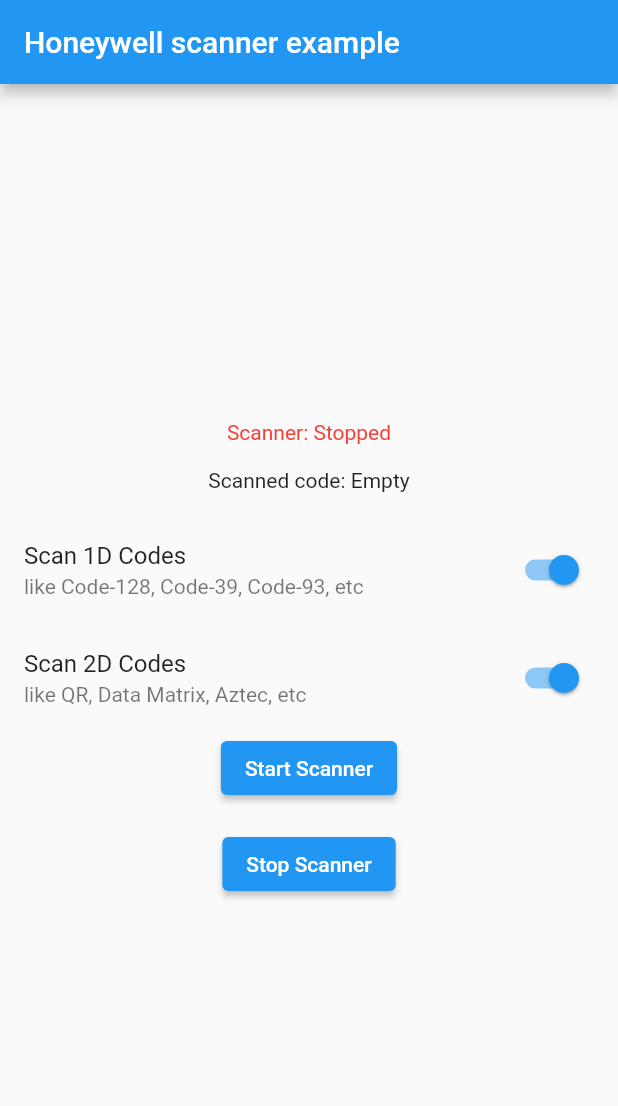
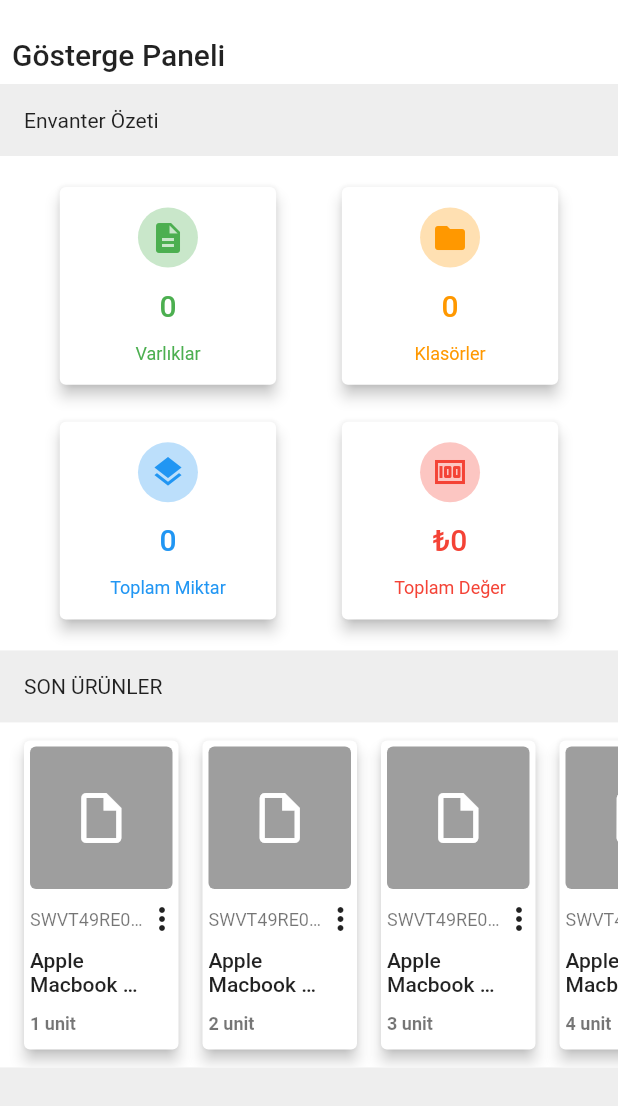
Before and after one commit to hasan-ciftci/honeywell-scanner, a Flutter app: the screen it shows after launch, on a phone screen of 412 x 824 dp. Shown: the top 1106 px of the screen. Run offline on Flutter 3.47's test engine with Material 2 defaults, Android fonts, the phone set to English and light mode, and no system bars; missing offline and left inert: honeywell_scanner.

Commit message:
Dashboard view added.

```diff
--- a/lib/main.dart
+++ b/lib/main.dart
@@ -1,166 +1,9 @@
+import 'package:envanter/presentation/view/dashboard_view.dart';
 import 'package:flutter/material.dart';
-import 'package:honeywell_scanner/honeywell_scanner.dart';
 
 void main() {
   WidgetsFlutterBinding.ensureInitialized();
-  runApp(MyApp());
+  runApp(MaterialApp(
+    home: DashBoardView(),
+  ));
 }
-
-class MyApp extends StatefulWidget {
-  @override
-  _MyAppState createState() => _MyAppState();
-}
-
-class _MyAppState extends State<MyApp>
-    with WidgetsBindingObserver
-    implements ScannerCallBack {
-  HoneywellScanner honeywellScanner = HoneywellScanner();
-  String scannedCode = 'Empty';
-  bool scannerEnabled = false;
-  bool scan1DFormats = true;
-  bool scan2DFormats = true;
-
-  @override
-  void initState() {
-    super.initState();
-    WidgetsBinding.instance.addObserver(this);
-    honeywellScanner.setScannerCallBack(this);
-    updateScanProperties();
-  }
-
-  updateScanProperties() {
-    List<CodeFormat> codeFormats = [];
-    if (scan1DFormats) codeFormats.addAll(CodeFormatUtils.ALL_1D_FORMATS);
-    if (scan2DFormats) codeFormats.addAll(CodeFormatUtils.ALL_2D_FORMATS);
-
-//    codeFormats.add(CodeFormat.AZTEC);
-//    codeFormats.add(CodeFormat.CODABAR);
-//    codeFormats.add(CodeFormat.CODE_39);
-//    codeFormats.add(CodeFormat.CODE_93);
-//    codeFormats.add(CodeFormat.CODE_128);
-//    codeFormats.add(CodeFormat.DATA_MATRIX);
-//    codeFormats.add(CodeFormat.EAN_8);
-//    codeFormats.add(CodeFormat.EAN_13);
-////    codeFormats.add(CodeFormat.ITF);
-//    codeFormats.add(CodeFormat.MAXICODE);
-//    codeFormats.add(CodeFormat.PDF_417);
-//    codeFormats.add(CodeFormat.QR_CODE);
-//    codeFormats.add(CodeFormat.RSS_14);
-//    codeFormats.add(CodeFormat.RSS_EXPANDED);
-//    codeFormats.add(CodeFormat.UPC_A);
-//    codeFormats.add(CodeFormat.UPC_E);
-////    codeFormats.add(CodeFormat.UPC_EAN_EXTENSION);
-
-    honeywellScanner
-        .setProperties(CodeFormatUtils.getAsPropertiesComplement(codeFormats));
-  }
-
-  @override
-  void onDecoded(String result) {
-    setState(() {
-      scannedCode = result;
-    });
-  }
-
-  @override
-  void onError(Exception error) {
-    setState(() {
-      scannedCode = error.toString();
-    });
-  }
-
-  @override
-  Widget build(BuildContext context) {
-    return MaterialApp(
-      home: Scaffold(
-        appBar: AppBar(
-          title: const Text('Honeywell scanner example'),
-        ),
-        body: Column(
-          mainAxisAlignment: MainAxisAlignment.center,
-          children: <Widget>[
-            Text(
-              'Scanner: ${scannerEnabled ? "Started" : "Stopped"}',
-              style:
-                  TextStyle(color: scannerEnabled ? Colors.blue : Colors.red),
-            ),
-            Divider(
-              color: Colors.transparent,
-            ),
-            Text('Scanned code: $scannedCode'),
-            Divider(
-              color: Colors.transparent,
-            ),
-            SwitchListTile(
-              title: Text("Scan 1D Codes"),
-              subtitle: Text("like Code-128, Code-39, Code-93, etc"),
-              value: scan1DFormats,
-              onChanged: (value) {
-                scan1DFormats = value;
-                updateScanProperties();
-                setState(() {});
-              },
-            ),
-            SwitchListTile(
-              title: Text("Scan 2D Codes"),
-              subtitle: Text("like QR, Data Matrix, Aztec, etc"),
-              value: scan2DFormats,
-              onChanged: (value) {
-                scan2DFormats = value;
-                updateScanProperties();
-                setState(() {});
-              },
-            ),
-            ElevatedButton(
-              child: Text("Start Scanner"),
-              onPressed: () {
-                honeywellScanner.startScanner();
-                scannerEnabled = true;
-                setState(() {});
-              },
-            ),
-            Divider(
-              color: Colors.transparent,
-            ),
-            ElevatedButton(
-              child: Text("Stop Scanner"),
-              onPressed: () {
-                honeywellScanner.stopScanner();
-                scannerEnabled = false;
-                setState(() {});
-              },
-            ),
-          ],
-        ),
-      ),
-    );
-  }
-
-  @override
-  void didChangeAppLifecycleState(AppLifecycleState state) {
-    super.didChangeAppLifecycleState(state);
-    switch (state) {
-      case AppLifecycleState.resumed:
-        honeywellScanner.resumeScanner();
-        break;
-      case AppLifecycleState.inactive:
-        honeywellScanner.pauseScanner();
-        break;
-      case AppLifecycleState
-          .paused: //AppLifecycleState.paused is used as stopped state because deactivate() works more as a pause for lifecycle
-        honeywellScanner.pauseScanner();
-        break;
-      case AppLifecycleState.detached:
-        honeywellScanner.pauseScanner();
-        break;
-      default:
-        break;
-    }
-  }
-
-  @override
-  void dispose() {
-    honeywellScanner.stopScanner();
-    super.dispose();
-  }
-}
--- /dev/null
+++ b/lib/presentation/view/dashboard_view.dart
@@ -0,0 +1,168 @@
+import 'package:envanter/presentation/widgets/dashboard_card.dart';
+import 'package:envanter/presentation/widgets/recent_item_card.dart';
+import 'package:flutter/material.dart';
+
+class DashBoardView extends StatefulWidget {
+  @override
+  _DashBoardViewState createState() => _DashBoardViewState();
+}
+
+class _DashBoardViewState extends State<DashBoardView> {
+  bool isStockEmpty = false;
+  @override
+  Widget build(BuildContext context) {
+    Size size = MediaQuery.of(context).size;
+    return Scaffold(
+      backgroundColor: Colors.grey[200],
+      body: CustomScrollView(
+        physics: BouncingScrollPhysics(),
+        slivers: [
+          buildSliverAppBar(
+            context: context,
+            text: 'Gösterge Paneli',
+          ),
+          SliverList(
+            delegate: SliverChildListDelegate(
+              [
+                buildInventorySummaryDeckTopic(text: 'Envanter Özeti'),
+                buildInventorySummaryDeck(size),
+                buildRecentItemsDeckTopic(text: 'SON ÜRÜNLER'),
+                buildRecentItemsDeck(size),
+              ],
+            ),
+          ),
+        ],
+      ),
+    );
+  }
+
+  SliverAppBar buildSliverAppBar(
+      {@required BuildContext context, @required String text}) {
+    return SliverAppBar(
+      collapsedHeight: 56,
+      backgroundColor: Colors.white,
+      floating: false,
+      stretch: true,
+      flexibleSpace: FlexibleSpaceBar(
+        titlePadding: EdgeInsets.all(8.0),
+        title: Text(
+          text,
+          style: Theme.of(context).textTheme.headline6,
+        ),
+      ),
+    );
+  }
+
+  Padding buildInventorySummaryDeckTopic({@required String text}) {
+    return Padding(
+      padding: const EdgeInsets.all(16.0),
+      child: Text(
+        text,
+        textAlign: TextAlign.start,
+      ),
+    );
+  }
+
+  Container buildInventorySummaryDeck(Size size) {
+    return Container(
+        color: Colors.white,
+        height: size.height * .4,
+        width: size.width,
+        child: Column(
+          mainAxisAlignment: MainAxisAlignment.spaceEvenly,
+          children: [
+            Row(
+              mainAxisAlignment: MainAxisAlignment.spaceEvenly,
+              children: [
+                DashboardCard(
+                  size: size,
+                  color: Colors.green,
+                  icon: Icons.description,
+                  quantity: '0',
+                  caption: 'Varlıklar',
+                ),
+                DashboardCard(
+                  size: size,
+                  color: Colors.orange,
+                  icon: Icons.folder,
+                  quantity: '0',
+                  caption: 'Klasörler',
+                ),
+              ],
+            ),
+            Row(
+              mainAxisAlignment: MainAxisAlignment.spaceEvenly,
+              children: [
+                DashboardCard(
+                  size: size,
+                  color: Colors.blue,
+                  icon: Icons.layers,
+                  quantity: '0',
+                  caption: 'Toplam Miktar',
+                ),
+                DashboardCard(
+                  size: size,
+                  color: Colors.red,
+                  icon: Icons.money,
+                  quantity: '₺0',
+                  caption: 'Toplam Değer',
+                ),
+              ],
+            ),
+          ],
+        ));
+  }
+
+  Padding buildRecentItemsDeckTopic({@required String text}) {
+    return Padding(
+      padding: const EdgeInsets.all(16.0),
+      child: Text(
+        text,
+        textAlign: TextAlign.start,
+      ),
+    );
+  }
+
+  Container buildRecentItemsDeck(Size size) {
+    return Container(
+      color: Colors.white,
+      child: Align(
+          alignment: Alignment.centerLeft,
+          child: isStockEmpty
+              ? buildRecentItemsEmptyText()
+              : buildRecentItems(size)),
+    );
+  }
+
+  SingleChildScrollView buildRecentItems(Size size) {
+    return SingleChildScrollView(
+      scrollDirection: Axis.horizontal,
+      child: Padding(
+        padding: EdgeInsets.all(8.0),
+        child: Row(
+          children: List.generate(
+            5,
+            (index) => Padding(
+                padding: EdgeInsets.symmetric(horizontal: 4.0),
+                child: RecentItemCard(
+                  itemId: 'SWVT49RE033',
+                  itemName: 'Apple Macbook Air 128 gb',
+                  quantity: (index + 1).toString(),
+                  size: size,
+                )),
+          ),
+        ),
+      ),
+    );
+  }
+
+  Padding buildRecentItemsEmptyText() {
+    return Padding(
+      padding: const EdgeInsets.all(16.0),
+      child: Text(
+        "ÜRÜN YOK",
+        textAlign: TextAlign.start,
+      ),
+    );
+  }
+}
--- /dev/null
+++ b/lib/presentation/view/scan_view.dart
@@ -0,0 +1,162 @@
+import 'package:flutter/material.dart';
+import 'package:honeywell_scanner/honeywell_scanner.dart';
+import 'package:honeywell_scanner/scanner_callback.dart';
+
+class ScanView extends StatefulWidget {
+  @override
+  _ScanViewState createState() => _ScanViewState();
+}
+
+class _ScanViewState extends State<ScanView>
+    with WidgetsBindingObserver
+    implements ScannerCallBack {
+  HoneywellScanner honeywellScanner = HoneywellScanner();
+  String scannedCode = 'Empty';
+  bool scannerEnabled = false;
+  bool scan1DFormats = true;
+  bool scan2DFormats = true;
+
+  @override
+  void initState() {
+    super.initState();
+    WidgetsBinding.instance.addObserver(this);
+    honeywellScanner.setScannerCallBack(this);
+    updateScanProperties();
+  }
+
+  updateScanProperties() {
+    List<CodeFormat> codeFormats = [];
+    if (scan1DFormats) codeFormats.addAll(CodeFormatUtils.ALL_1D_FORMATS);
+    if (scan2DFormats) codeFormats.addAll(CodeFormatUtils.ALL_2D_FORMATS);
+
+//    codeFormats.add(CodeFormat.AZTEC);
+//    codeFormats.add(CodeFormat.CODABAR);
+//    codeFormats.add(CodeFormat.CODE_39);
+//    codeFormats.add(CodeFormat.CODE_93);
+//    codeFormats.add(CodeFormat.CODE_128);
+//    codeFormats.add(CodeFormat.DATA_MATRIX);
+//    codeFormats.add(CodeFormat.EAN_8);
+//    codeFormats.add(CodeFormat.EAN_13);
+////    codeFormats.add(CodeFormat.ITF);
+//    codeFormats.add(CodeFormat.MAXICODE);
+//    codeFormats.add(CodeFormat.PDF_417);
+//    codeFormats.add(CodeFormat.QR_CODE);
+//    codeFormats.add(CodeFormat.RSS_14);
+//    codeFormats.add(CodeFormat.RSS_EXPANDED);
+//    codeFormats.add(CodeFormat.UPC_A);
+//    codeFormats.add(CodeFormat.UPC_E);
+////    codeFormats.add(CodeFormat.UPC_EAN_EXTENSION);
+
+    honeywellScanner
+        .setProperties(CodeFormatUtils.getAsPropertiesComplement(codeFormats));
+  }
+
+  @override
+  void onDecoded(String result) {
+    setState(() {
+      scannedCode = result;
+    });
+  }
+
+  @override
+  void onError(Exception error) {
+    setState(() {
+      scannedCode = error.toString();
+    });
+  }
+
+  @override
+  Widget build(BuildContext context) {
+    return MaterialApp(
+      home: Scaffold(
+        appBar: AppBar(
+          title: const Text('Honeywell scanner example'),
+        ),
+        body: Column(
+          mainAxisAlignment: MainAxisAlignment.center,
+          children: <Widget>[
+            Text(
+              'Scanner: ${scannerEnabled ? "Started" : "Stopped"}',
+              style:
+                  TextStyle(color: scannerEnabled ? Colors.blue : Colors.red),
+            ),
+            Divider(
+              color: Colors.transparent,
+            ),
+            Text('Scanned code: $scannedCode'),
+            Divider(
+              color: Colors.transparent,
+            ),
+            SwitchListTile(
+              title: Text("Scan 1D Codes"),
+              subtitle: Text("like Code-128, Code-39, Code-93, etc"),
+              value: scan1DFormats,
+              onChanged: (value) {
+                scan1DFormats = value;
+                updateScanProperties();
+                setState(() {});
+              },
+            ),
+            SwitchListTile(
+              title: Text("Scan 2D Codes"),
+              subtitle: Text("like QR, Data Matrix, Aztec, etc"),
+              value: scan2DFormats,
+              onChanged: (value) {
+                scan2DFormats = value;
+                updateScanProperties();
+                setState(() {});
+              },
+            ),
+            ElevatedButton(
+              child: Text("Start Scanner"),
+              onPressed: () {
+                honeywellScanner.startScanner();
+                scannerEnabled = true;
+                setState(() {});
+              },
+            ),
+            Divider(
+              color: Colors.transparent,
+            ),
+            ElevatedButton(
+              child: Text("Stop Scanner"),
+              onPressed: () {
+                honeywellScanner.stopScanner();
+                scannerEnabled = false;
+                setState(() {});
+              },
+            ),
+          ],
+        ),
+      ),
+    );
+  }
+
+  @override
+  void didChangeAppLifecycleState(AppLifecycleState state) {
+    super.didChangeAppLifecycleState(state);
+    switch (state) {
+      case AppLifecycleState.resumed:
+        honeywellScanner.resumeScanner();
+        break;
+      case AppLifecycleState.inactive:
+        honeywellScanner.pauseScanner();
+        break;
+      case AppLifecycleState
+          .paused: //AppLifecycleState.paused is used as stopped state because deactivate() works more as a pause for lifecycle
+        honeywellScanner.pauseScanner();
+        break;
+      case AppLifecycleState.detached:
+        honeywellScanner.pauseScanner();
+        break;
+      default:
+        break;
+    }
+  }
+
+  @override
+  void dispose() {
+    honeywellScanner.stopScanner();
+    super.dispose();
+  }
+}
--- /dev/null
+++ b/lib/presentation/widgets/dashboard_card.dart
@@ -0,0 +1,58 @@
+import 'package:flutter/material.dart';
+
+class DashboardCard extends StatelessWidget {
+  const DashboardCard({
+    Key key,
+    @required this.size,
+    @required this.icon,
+    @required this.color,
+    @required this.caption,
+    @required this.quantity,
+  }) : super(key: key);
+
+  final Size size;
+  final IconData icon;
+  final Color color;
+  final String caption;
+  final String quantity;
+
+  @override
+  Widget build(BuildContext context) {
+    return Card(
+      child: Container(
+        height: size.height * .16,
+        width: size.width * .35,
+        child: Column(
+          mainAxisAlignment: MainAxisAlignment.spaceEvenly,
+          children: [
+            Flexible(
+                child: CircleAvatar(
+              backgroundColor: color.withOpacity(.3),
+              child: Icon(
+                icon,
+                color: color,
+              ),
+            )),
+            Flexible(
+              child: Text(
+                quantity,
+                style: Theme.of(context)
+                    .textTheme
+                    .headline6
+                    .copyWith(color: color),
+              ),
+            ),
+            Flexible(
+              child: Text(
+                caption,
+                style:
+                    Theme.of(context).textTheme.caption.copyWith(color: color),
+              ),
+            ),
+          ],
+        ),
+      ),
+      elevation: 4,
+    );
+  }
+}
--- /dev/null
+++ b/lib/presentation/widgets/recent_item_card.dart
@@ -0,0 +1,106 @@
+import 'package:flutter/material.dart';
+
+class RecentItemCard extends StatelessWidget {
+  final String itemId;
+  final String itemName;
+  final String quantity;
+  final Size size;
+
+  const RecentItemCard(
+      {Key key,
+      @required this.itemId,
+      @required this.itemName,
+      @required this.quantity,
+      this.size})
+      : super(key: key);
+  @override
+  Widget build(BuildContext context) {
+    return Card(
+      elevation: 4,
+      child: Container(
+        height: size.height * .25,
+        width: size.width * .25,
+        child: Column(
+          children: [
+            buildRecentItemImage(),
+            buildRecentItemInformation(context),
+          ],
+        ),
+      ),
+    );
+  }
+
+  Expanded buildRecentItemImage() {
+    return Expanded(
+      child: Card(
+        color: Colors.grey,
+        elevation: 0,
+        child: Center(
+          child: Icon(
+            Icons.insert_drive_file_outlined,
+            color: Colors.white,
+            size: 40,
+          ),
+        ),
+      ),
+    );
+  }
+
+  Expanded buildRecentItemInformation(BuildContext context) {
+    return Expanded(
+      child: Padding(
+        padding: EdgeInsets.all(4.0),
+        child: Row(
+          crossAxisAlignment: CrossAxisAlignment.start,
+          children: [
+            Expanded(
+              flex: 4,
+              child: Column(
+                mainAxisAlignment: MainAxisAlignment.spaceAround,
+                crossAxisAlignment: CrossAxisAlignment.start,
+                children: [
+                  buildRecentItemId(context),
+                  buildRecentItemName(context),
+                  buildRecentItemQuantity(context),
+                ],
+              ),
+            ),
+            Expanded(
+              child: Icon(Icons.more_vert),
+            ),
+          ],
+        ),
+      ),
+    );
+  }
+
+  Text buildRecentItemId(BuildContext context) {
+    return Text(
+      itemId,
+      style: Theme.of(context).textTheme.caption,
+      maxLines: 1,
+      overflow: TextOverflow.ellipsis,
+    );
+  }
+
+  Text buildRecentItemName(BuildContext context) {
+    return Text(
+      itemName,
+      style: Theme.of(context).textTheme.bodyText1,
+      maxLines: 2,
+      overflow: TextOverflow.ellipsis,
+    );
+  }
+
+  Text buildRecentItemQuantity(BuildContext context) {
+    return Text(
+      quantity + " unit",
+      maxLines: 1,
+      overflow: TextOverflow.ellipsis,
+      style: Theme.of(context)
+          .textTheme
+          .caption
+          .copyWith(fontWeight: FontWeight.bold),
+    );
+  }
+}
```
Also changed, not shown: 1 other file.
